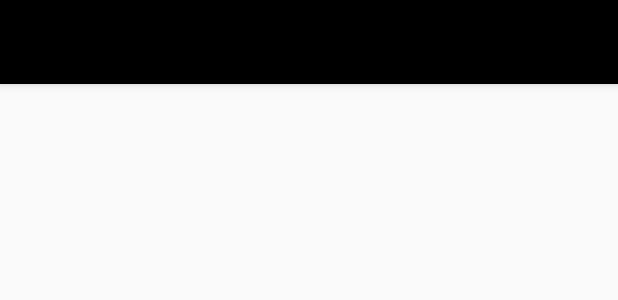
After one commit to KyleRoarty/practice-android, an Android app: the layout activity_recycler_view.xml on its own in the app's theme, with its tools: preview values and no code run, on a phone screen of 412 x 824 dp. The commit adds this screen. Shown: the top 300 px of the screen. Run offline under Robolectric (Android 15) with nearby library versions, the phone set to English and light mode, and no system bars.

Commit message:
Working recyclerview example like listview; Add toolbar at the top of both
Signed-off-by: Kyle Roarty <kyleroarty1716@gmail.com>

```diff
--- /dev/null
+++ b/app/src/main/res/layout/activity_recycler_view.xml
@@ -0,0 +1,18 @@
+<?xml version="1.0" encoding="utf-8"?>
+<RelativeLayout
+    xmlns:android="http://schemas.android.com/apk/res/android"
+    android:layout_width="match_parent"
+    android:layout_height="match_parent">
+
+    <include layout="@layout/toolbar"
+        android:id="@+id/inc_toolbar"/>
+
+    <android.support.v7.widget.RecyclerView
+        xmlns:android="http://schemas.android.com/apk/res/android"
+        android:id="@+id/recycler_view"
+        android:layout_width="match_parent"
+        android:layout_height="match_parent"
+        android:layout_below="@+id/inc_toolbar">
+    </android.support.v7.widget.RecyclerView>
+
+</RelativeLayout>
--- a/app/src/main/res/layout/learn_layout.xml
+++ b/app/src/main/res/layout/learn_layout.xml
@@ -1,9 +1,9 @@
 <?xml version="1.0" encoding="utf-8"?>
 <RelativeLayout xmlns:android="http://schemas.android.com/apk/res/android"
+    android:id="@+id/fullBlock"
     android:layout_width="match_parent"
     android:layout_height="?android:attr/listPreferredItemHeight"
-    android:layout_below="@id/my_toolbar"
-    android:background="@color/colorPrimaryDark">
+    android:background="@android:color/background_light">
 
 
     <ImageView
--- a/app/src/main/res/layout/toolbar.xml
+++ b/app/src/main/res/layout/toolbar.xml
@@ -1,7 +1,13 @@
 <?xml version="1.0" encoding="utf-8"?>
-<android.support.v7.widget.Toolbar
+
+<android.support.design.widget.AppBarLayout
     xmlns:android="http://schemas.android.com/apk/res/android"
-    android:id="@+id/my_toolbar"
     android:layout_width="match_parent"
-    android:layout_height="34dp"
-    android:background="@color/colorAccent" />
+    android:layout_height="wrap_content">
+
+    <android.support.v7.widget.Toolbar xmlns:android="http://schemas.android.com/apk/res/android"
+        android:layout_width="match_parent"
+        android:layout_height="?attr/actionBarSize"
+        android:background="@android:color/background_dark"/>
+
+</android.support.design.widget.AppBarLayout>
```
Also changed, not shown: app/src/main/AndroidManifest.xml (+6 -4 lines), app/src/main/java/com/example/kyle/kotlintest/CustomAdapter.kt (+64 -3 lines), app/src/main/java/com/example/kyle/kotlintest/ListViewCustom.kt (deleted, +0 -49 lines), app/src/main/java/com/example/kyle/kotlintest/RecylerViewExampleActivity.kt (added, +64 -0 lines), app/src/main/res/layout/activity_list_view_example2.xml (+13 -7 lines).
